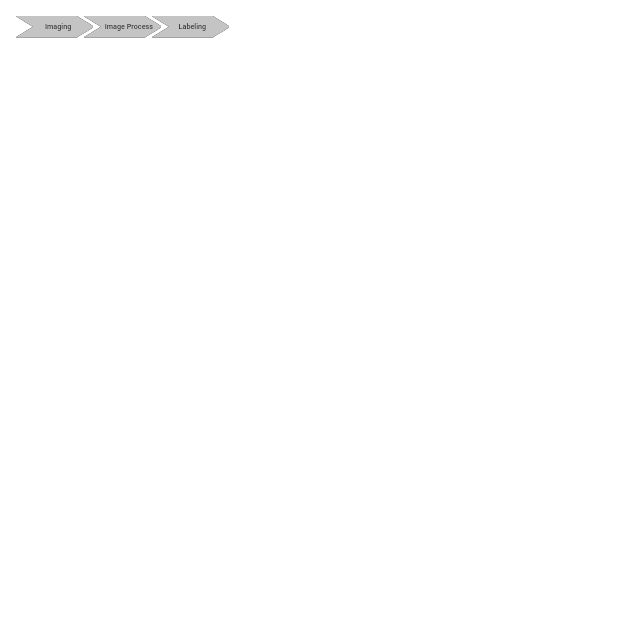
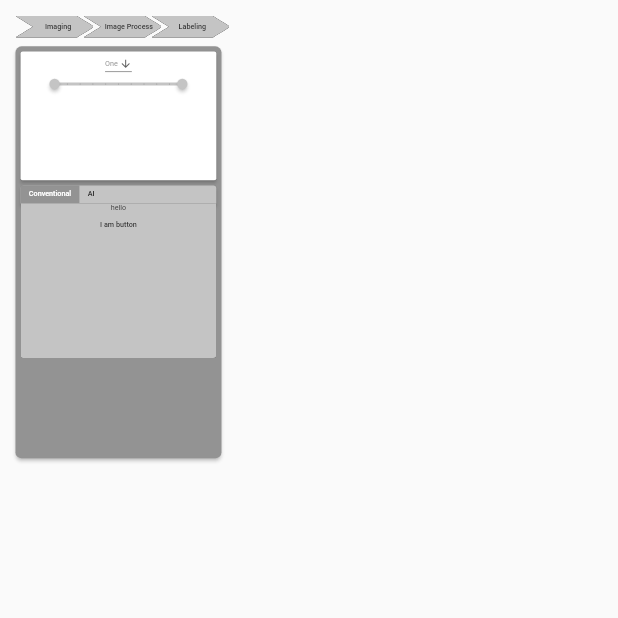
Before and after one commit to JamesKai/syncell_ux, a Flutter app: the screen it shows after launch, on a phone screen of 412 x 824 dp, the top half of it. Run offline on Flutter 3.47's test engine with Material 2 defaults, Android fonts, the phone set to English and light mode, and no system bars; our stand-ins replace get, responsive_framework.

Commit message:
add slider

```diff
--- a/lib/components/arrow_button.dart
+++ b/lib/components/arrow_button.dart
@@ -3,9 +3,9 @@ import 'package:flutter_desktop1/helper/shape_clipper.dart';
 
 class ArrowButton extends StatelessWidget {
   ArrowButton({this.color, @required this.text, @required this.onPressed});
-  String text;
+  final String text;
   final Color color;
-  void Function() onPressed;
+  final void Function() onPressed;
   @override
   Widget build(BuildContext context) {
     return ClipPath(
--- a/lib/components/drop_down_menu.dart
+++ b/lib/components/drop_down_menu.dart
@@ -17,10 +17,10 @@ class _MyDropDownButtonState extends State<MyDropDownButton> {
       icon: Icon(Icons.arrow_downward),
       iconSize: 24,
       elevation: 16,
-      style: TextStyle(color: Colors.deepPurple),
+      style: TextStyle(color: Colors.grey),
       underline: Container(
         height: 2,
-        color: Colors.deepPurpleAccent,
+        color: Colors.grey,
       ),
       onChanged: (String newValue) {
         setState(() {
--- a/lib/components/light_card.dart
+++ b/lib/components/light_card.dart
@@ -1,5 +1,6 @@
 import 'package:flutter/material.dart';
 import 'package:flutter_desktop1/components/drop_down_menu.dart';
+import 'package:flutter_desktop1/components/range_slider.dart';
 
 class LightCard extends StatelessWidget {
   const LightCard({Key key}) : super(key: key);
@@ -7,10 +8,12 @@ class LightCard extends StatelessWidget {
   @override
   Widget build(BuildContext context) {
     return Container(
-        child: Card(
-            margin: EdgeInsets.zero,
-            child: Column(
-              children: [MyDropDownButton()],
-            )));
+      child: Card(
+        margin: EdgeInsets.zero,
+        child: Column(
+          children: [MyDropDownButton(), GeneralRangeSlider()],
+        ),
+      ),
+    );
   }
 }
--- /dev/null
+++ b/lib/components/range_slider.dart
@@ -0,0 +1,35 @@
+import 'package:flutter/material.dart';
+import 'package:flutter_desktop1/controller/range_slider_controller.dart';
+import 'package:get/get.dart';
+
+class GeneralRangeSlider extends StatelessWidget {
+  GeneralRangeSlider({Key key}) : super(key: key);
+
+  @override
+  Widget build(BuildContext context) {
+    MyRangeSlider controller = Get.put(MyRangeSlider());
+
+    return Container(
+      // color: Colors.white,
+      width: 300,
+      height: 30,
+      child: GetBuilder<MyRangeSlider>(
+        builder: (_) => RangeSlider(
+          activeColor: Color(0xffc4c4c4),
+          inactiveColor: Color(0xff939393),
+          values: _.rangeValues,
+          min: 0,
+          max: 100,
+          divisions: 10,
+          labels: RangeLabels(
+            _.rangeValues.start.round().toString(),
+            _.rangeValues.end.round().toString(),
+          ),
+          onChanged: (RangeValues values) {
+            controller.updateValues(values);
+          },
+        ),
+      ),
+    );
+  }
+}
--- /dev/null
+++ b/lib/controller/range_slider_controller.dart
@@ -0,0 +1,11 @@
+import 'package:flutter/material.dart';
+import 'package:get/get.dart';
+
+class MyRangeSlider extends GetxController {
+  RangeValues rangeValues = const RangeValues(0, 100);
+
+  void updateValues(RangeValues values) {
+    rangeValues = values;
+    update();
+  }
+}
--- a/lib/labeling_page.dart
+++ b/lib/labeling_page.dart
@@ -1,8 +1,5 @@
 import 'package:flutter/material.dart';
-import 'package:flutter_desktop1/main.dart';
-import 'package:flutter_desktop1/process_page.dart';
-import 'package:get/get.dart';
-import 'components/arrow_button.dart';
+
 import 'components/page_bar.dart';
 import 'components/setting_card.dart';
 
--- a/lib/main.dart
+++ b/lib/main.dart
@@ -1,13 +1,9 @@
 import 'package:flutter/material.dart';
-import 'package:flutter_desktop1/components/arrow_button.dart';
-import 'package:flutter_desktop1/components/image_frame.dart';
 import 'package:flutter_desktop1/components/page_bar.dart';
-import 'package:flutter_desktop1/components/setting_card.dart';
-import 'package:flutter_desktop1/process_page.dart';
 import 'package:get/get.dart';
 import 'package:responsive_framework/responsive_framework.dart';
-import 'controller/page_bar_controller.dart';
-import 'labeling_page.dart';
+
+import 'components/setting_card.dart';
 
 void main() {
   runApp(MyApp());
@@ -50,14 +46,39 @@ class MyHomePage extends StatefulWidget {
 class _MyHomePageState extends State<MyHomePage> {
   @override
   Widget build(BuildContext context) {
-    return Container(
+    return Scaffold(
+      body: Container(
         width: 1920,
         height: 1080,
         child: Stack(
           children: [
             Positioned(
-              left: 30, top: 10, width: 500, height: 300, child: PageBar())
+              left: 30,
+              top: 10,
+              width: 500,
+              height: 300,
+              child: PageBar(),
+            ),
+            Positioned(
+              left: 30,
+              top: 90,
+              child: SettingTab(titles: [
+                'Conventional',
+                'AI'
+              ], contents: [
+                Column(
+                  children: [
+                    Text('hello'),
+                    MaterialButton(child: Text('I am button'), onPressed: () {})
                   ],
+                ),
+                Column(
+                  children: [],
+                ),
+              ]),
+            )
+          ],
+        ),
       ),
     );
   }
--- a/pubspec.yaml
+++ b/pubspec.yaml
@@ -25,6 +25,7 @@ dependencies:
     sdk: flutter
   get: ^3.10.2
   responsive_framework: ^0.0.8
+  syncfusion_flutter_sliders: ^18.2.57-beta
 
   # The following adds the Cupertino Icons font to your application.
   # Use with the CupertinoIcons class for iOS style icons.
```
Also changed, not shown: pubspec.lock. Lines whose indentation alone changed are shown as unchanged.
